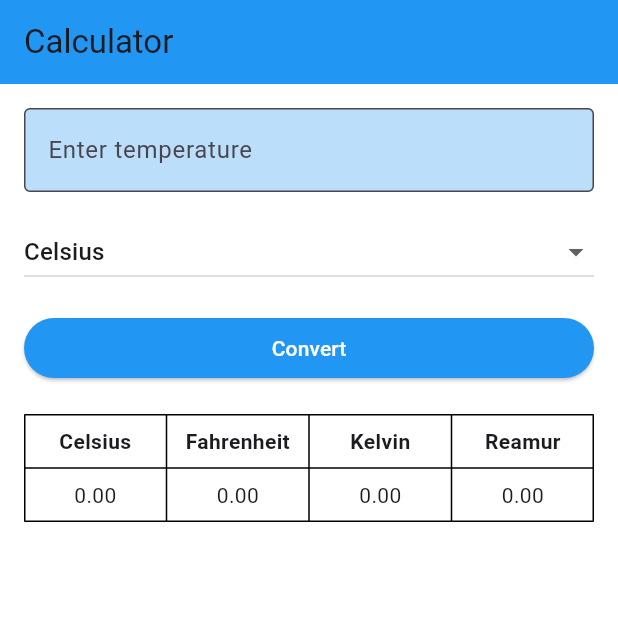
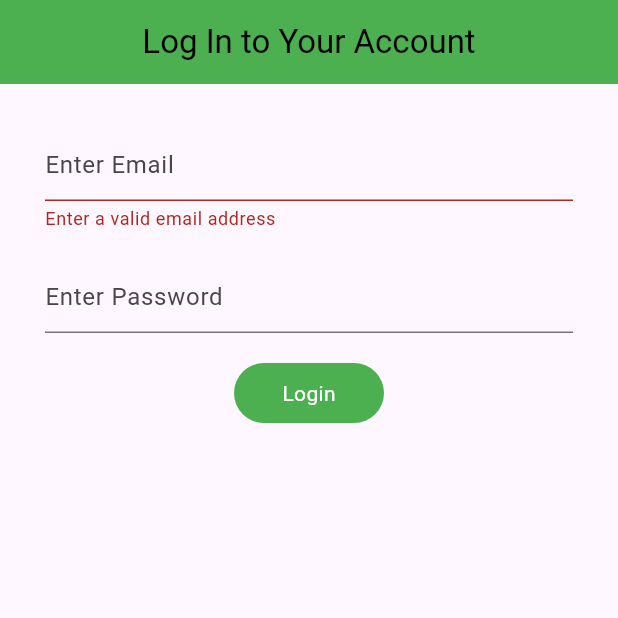
Before and after one commit to Danadanarealna/calc, a Flutter app: the screen it shows after launch, on a phone screen of 412 x 824 dp, the top half of it. Run offline on Flutter 3.47's test engine with Material 3 defaults, Android fonts, the phone set to English and light mode, and no system bars.

Commit message:
Added Login

```diff
--- /dev/null
+++ b/lib/login.dart
@@ -0,0 +1,118 @@
+import 'package:flutter_application_1/home_page.dart';
+import 'package:flutter/material.dart';
+
+class MyLoginPage extends StatefulWidget {
+  const MyLoginPage({super.key});
+
+  @override
+  State<MyLoginPage> createState() => _MyLoginPageState();
+}
+
+class _MyLoginPageState extends State<MyLoginPage> {
+
+  TextEditingController emailController = TextEditingController();
+  TextEditingController passwordController = TextEditingController();
+  String useremail = "username@pensmail.com";
+  String pass = "123456";
+  String notif = " ";
+
+   void login(String email, String password) {
+
+      if (email == useremail && password == pass ) {
+        setState(()
+          {
+            notif = " ";
+          });
+        Navigator.push(context,
+          MaterialPageRoute(builder: (context) => MyCalculator(title: 'Login Calculator'))
+          );
+      } else {
+        setState(()
+          {
+            notif = " email atau password salah";
+          });
+      }
+  }
+
+  @override
+  Widget build(BuildContext context) {
+
+    String? validateEmail(String? value) {
+      const pattern = r"(?:[a-z0-9!#$%&'*+/=?^_{|}~-]+(?:\.[a-z0-9!#$%&'"
+          r'*+/=?^_{|}~-]+)*|"(?:[\x01-\x08\x0b\x0c\x0e-\x1f\x21\x23-\x5b\x5d-'
+          r'\x7f]|\\[\x01-\x09\x0b\x0c\x0e-\x7f])*")@(?:(?:[a-z0-9](?:[a-z0-9-]*'
+          r'[a-z0-9])?\.)+[a-z0-9](?:[a-z0-9-]*[a-z0-9])?|\[(?:(?:(2(5[0-5]|[0-4]'
+          r'[0-9])|1[0-9][0-9]|[1-9]?[0-9]))\.){3}(?:(2(5[0-5]|[0-4][0-9])|1[0-9]'
+          r'[0-9]|[1-9]?[0-9])|[a-z0-9-]*[a-z0-9]:(?:[\x01-\x08\x0b\x0c\x0e-\x1f\'
+          r'x21-\x5a\x53-\x7f]|\\[\x01-\x09\x0b\x0c\x0e-\x7f])+)\])';
+      final regex = RegExp(pattern);
+
+      return value!.isEmpty || !regex.hasMatch(value)
+          ? 'Enter a valid email address'
+          : null;
+    }
+
+    return Scaffold(
+      appBar: AppBar(
+        backgroundColor: Colors.green,
+        title: const Text(
+          "Log In to Your Account",
+          style: TextStyle(color: Colors.black),
+        ),
+        centerTitle: true,
+      ),
+      body: Padding(
+        padding: EdgeInsets.symmetric(vertical: 30, horizontal: 30),
+        child: Column(
+          children: [
+            Form(
+              autovalidateMode: AutovalidateMode.always,
+              child: TextFormField(
+              controller: emailController,
+              validator: validateEmail,
+              decoration: InputDecoration(hintText: "Enter Email")),
+              ),
+            const SizedBox(
+              height: 20,
+            ),
+            TextFormField(
+                controller: passwordController,
+                obscureText: true,
+                enableSuggestions: false,
+                autocorrect: false,
+                decoration: InputDecoration(hintText: "Enter Password")),
+            const SizedBox(
+              height: 20,
+            ),
+            GestureDetector(
+              onTap: () => login(emailController.text.toString(),
+                  passwordController.text.toString()),
+              child: Container(
+                height: 40,
+                width: 100,
+                alignment: Alignment.center,
+                decoration: BoxDecoration(
+                    color: Colors.green,
+                    borderRadius: BorderRadius.circular(20)),
+                child: Text(
+                  "Login",
+                  style: TextStyle(color: Colors.white),
+                ),
+              ),
+            ),
+            const SizedBox(
+              height: 20,
+            ),
+            Text(notif,
+              textAlign: TextAlign.center,
+              style: TextStyle(
+              fontWeight: FontWeight.w600,
+              fontSize: 15,
+              ),
+            ),
+          ],
+        ),
+      ),
+    );
+  }
+}
--- a/lib/main.dart
+++ b/lib/main.dart
@@ -1,6 +1,5 @@
-
-import 'package:flutter_application_1/home_page.dart';
 import 'package:flutter/material.dart';
+import 'package:flutter_application_1/login.dart'; // Keep only necessary imports
 
 void main() {
   runApp(const MyApp());
@@ -9,7 +8,6 @@ void main() {
 class MyApp extends StatelessWidget {
   const MyApp({super.key});
 
-  // This widget is the root of your application.
   @override
   Widget build(BuildContext context) {
     return MaterialApp(
@@ -18,7 +16,7 @@ class MyApp extends StatelessWidget {
       theme: ThemeData(
         primarySwatch: Colors.green,
       ),
-      home: const MyCalculator(title: 'Calculator'),
+      home: const MyLoginPage(), // Start with login page
     );
   }
 }
```
